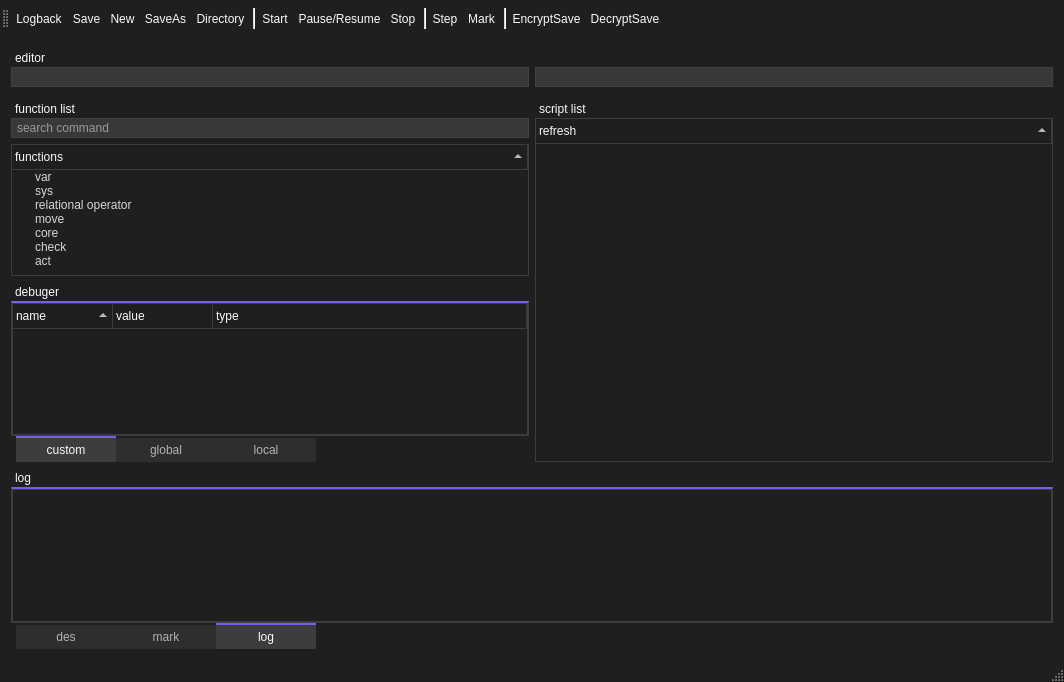
Above: SaSH/form/scriptsettingform.ui from bestkakkoii/SaSH before the change. Below: the same form after it.
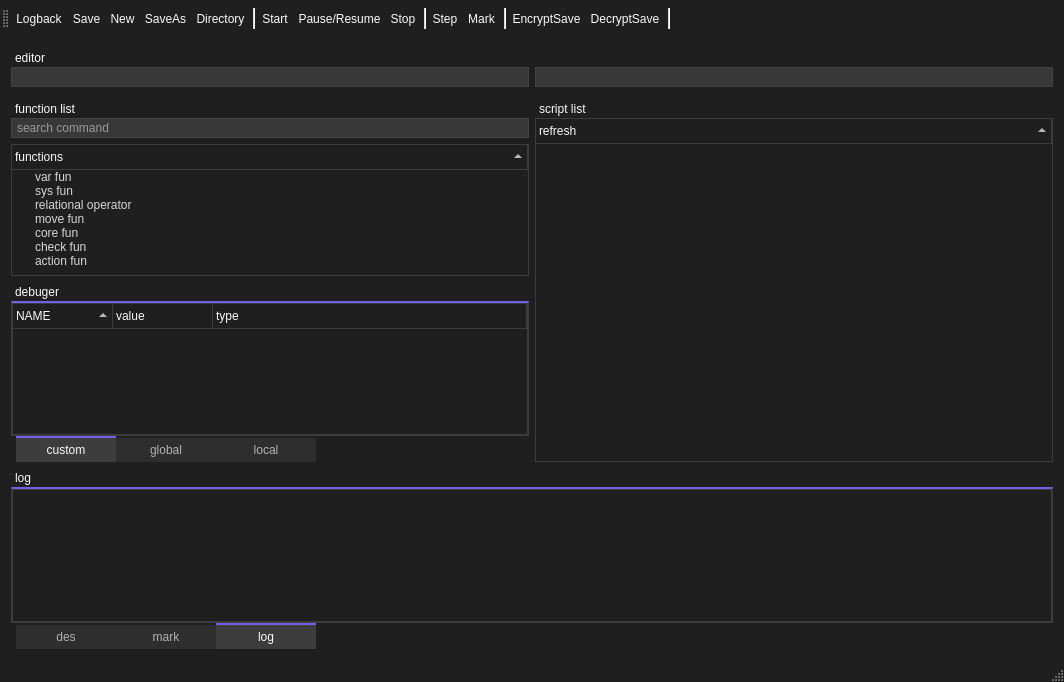
That is the form after the change. Icons and pictures are not drawn. Custom widgets are drawn as their Qt base class.

The edit to the form file:
```diff
--- a/SaSH/form/scriptsettingform.ui
+++ b/SaSH/form/scriptsettingform.ui
@@ -775,7 +775,7 @@
           </column>
           <item>
            <property name="text">
-            <string>var</string>
+            <string>var fun</string>
            </property>
            <item>
             <property name="text">
@@ -875,7 +875,7 @@
           </item>
           <item>
            <property name="text">
-            <string>sys</string>
+            <string>sys fun</string>
            </property>
            <item>
             <property name="text">
@@ -990,7 +990,7 @@
           </item>
           <item>
            <property name="text">
-            <string>move</string>
+            <string>move fun</string>
            </property>
            <item>
             <property name="text">
@@ -1030,7 +1030,7 @@
           </item>
           <item>
            <property name="text">
-            <string>core</string>
+            <string>core fun</string>
            </property>
            <item>
             <property name="text">
@@ -1075,7 +1075,7 @@
           </item>
           <item>
            <property name="text">
-            <string>check</string>
+            <string>check fun</string>
            </property>
            <item>
             <property name="text">
@@ -1300,7 +1300,7 @@
           </item>
           <item>
            <property name="text">
-            <string>act</string>
+            <string>action fun</string>
            </property>
            <item>
             <property name="text">
@@ -1959,7 +1959,7 @@
               </property>
               <column>
                <property name="text">
-                <string>name</string>
+                <string>NAME</string>
                </property>
               </column>
               <column>
@@ -2951,6 +2951,7 @@
    <addaction name="separator"/>
    <addaction name="actionSaveEncode"/>
    <addaction name="actionSaveDecode"/>
+   <addaction name="separator"/>
   </widget>
   <widget class="QStatusBar" name="statusBar"/>
   <action name="actionSave">
```
Left out of the diff: 261 changed lines with no effect on the pictures.
